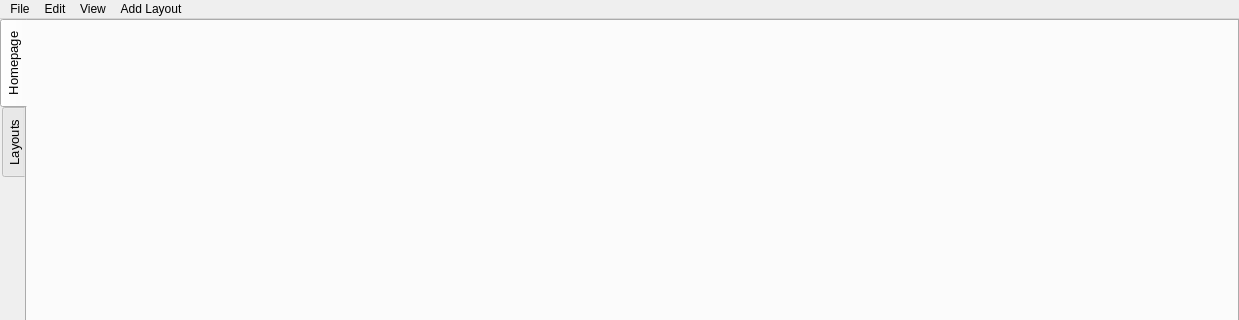
Above: MainWindow/MainWindow.ui from Georgia-Tech-Off-Road/GTORDaata before the change; both pictures show x 0 to 1239 and y 0 to 320 of the 1239 by 807 pixel window. Below: the same form after it.
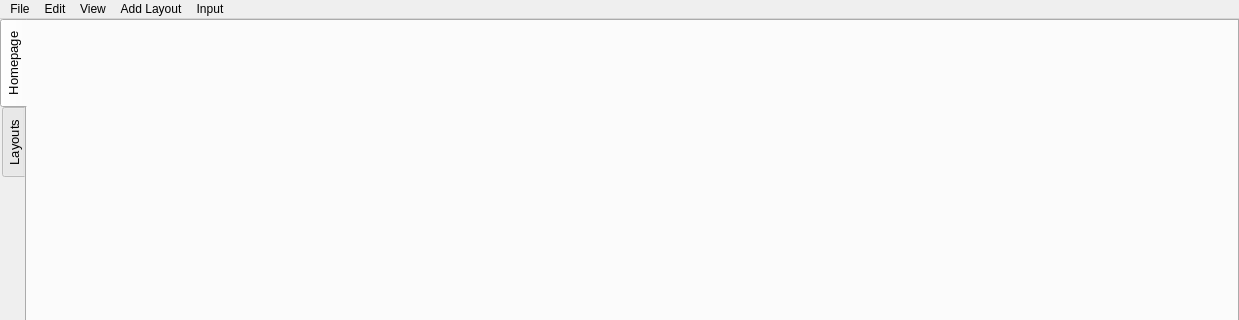
That is the form after the change.

```diff
--- a/MainWindow/MainWindow.ui
+++ b/MainWindow/MainWindow.ui
@@ -169,7 +169,7 @@
      <x>0</x>
      <y>0</y>
      <width>1239</width>
-     <height>22</height>
+     <height>26</height>
     </rect>
    </property>
    <property name="defaultUp">
@@ -199,10 +199,20 @@
      <string>Add Layout</string>
     </property>
    </widget>
+   <widget class="QMenu" name="menuInput">
+    <property name="title">
+     <string>Input</string>
+    </property>
+    <addaction name="actionFake_Data"/>
+    <addaction name="actionBIN_File"/>
+    <addaction name="actionCSV_File"/>
+    <addaction name="menuCOM_Port"/>
+   </widget>
    <addaction name="menuFile"/>
    <addaction name="menuEdit"/>
    <addaction name="menuView"/>
    <addaction name="menuAdd_Layout"/>
+   <addaction name="menuInput"/>
   </widget>
   <action name="actionTest">
    <property name="text">
```
Left out of the diff: 20 changed lines with no effect on the pictures.
